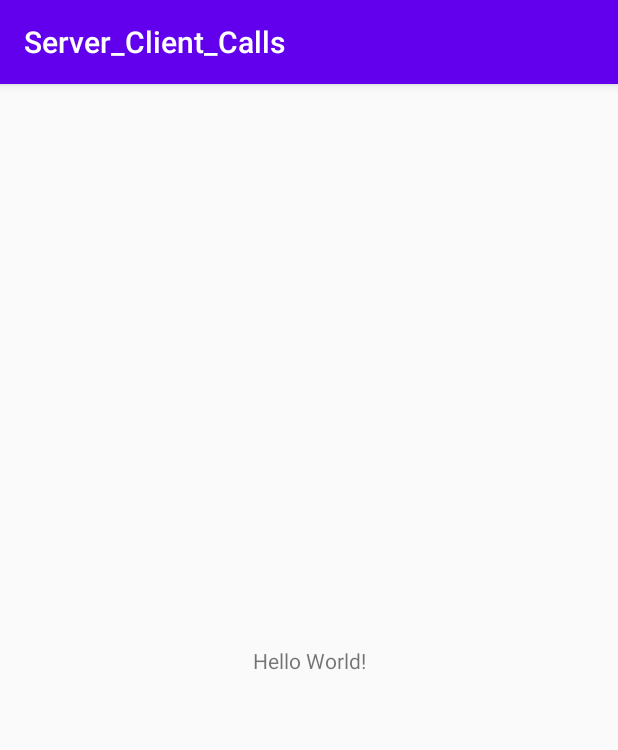
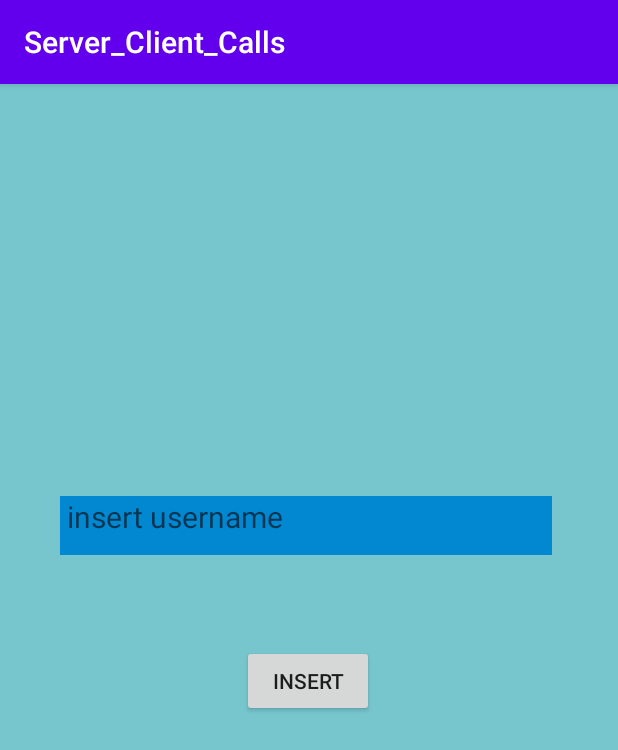
Before and after one commit to enavhasson/Server_Client_Calls, an Android app: the screen it shows after launch (MainActivity), on a phone screen of 412 x 824 dp. Shown: the top 750 px of the screen. Run offline under Robolectric (Android 15) with nearby library versions, the phone set to English and light mode, and no system bars.

Commit message:
basic init

```diff
--- a/app/build.gradle
+++ b/app/build.gradle
@@ -34,4 +34,9 @@ dependencies {
     testImplementation 'junit:junit:4.12'
     androidTestImplementation 'androidx.test.ext:junit:1.1.1'
     androidTestImplementation 'androidx.test.espresso:espresso-core:3.2.0'
+    implementation 'com.squareup.okhttp3:okhttp:3.12.1'
+    implementation 'com.squareup.retrofit2:retrofit:2.5.0'
+    implementation 'com.squareup.retrofit2:converter-gson:2.5.0'
+    implementation 'com.google.code.gson:gson:2.8.6'
+
 }
--- a/app/src/main/AndroidManifest.xml
+++ b/app/src/main/AndroidManifest.xml
@@ -1,7 +1,7 @@
 <?xml version="1.0" encoding="utf-8"?>
 <manifest xmlns:android="http://schemas.android.com/apk/res/android"
     package="com.example.server_client_calls">
-
+    <uses-permission android:name="android.permission.INTERNET" />
     <application
         android:allowBackup="true"
         android:icon="@mipmap/ic_launcher"
--- /dev/null
+++ b/app/src/main/java/com/example/server_client_calls/ClientServerActivity.kt
@@ -0,0 +1,4 @@
+package com.example.server_client_calls
+
+class ClientServerActivity {
+}
--- a/app/src/main/java/com/example/server_client_calls/MainActivity.kt
+++ b/app/src/main/java/com/example/server_client_calls/MainActivity.kt
@@ -1,12 +1,108 @@
 package com.example.server_client_calls
 
+import android.Manifest
+import android.content.Context
+import android.content.SharedPreferences
+import android.content.pm.PackageManager
 import androidx.appcompat.app.AppCompatActivity
 import android.os.Bundle
+import android.view.View
+import android.widget.Button
+import android.widget.TextView
+import android.widget.Toast
+import androidx.core.app.ActivityCompat
 
 class MainActivity : AppCompatActivity() {
+    private val PERMISSION_INTERNET_ID = 1
+    private val REGEX_VALID_USERNAME = "[a-zA-Z0-9]+"
+    private val INVALD_USERNAME_MES =
+        "username input ,allowed only letters and digits ,no whitespaces or special characters!!"
+    private val USERNAME_SP="username"
+    private lateinit var sp: SharedPreferences
+    private val SP_NAME = "main"
+    private lateinit var usernameTextView: TextView
+    private lateinit var insertButton: Button
 
     override fun onCreate(savedInstanceState: Bundle?) {
         super.onCreate(savedInstanceState)
         setContentView(R.layout.activity_main)
+
+        intentPermission()
+        sp = getSharedPreferences(SP_NAME, Context.MODE_PRIVATE)
+        initView()
+        initButton()
+    }
+
+    private fun initView() {
+        usernameTextView = findViewById(R.id.username_TV)
+        insertButton = findViewById(R.id.insert_button)
+    }
+
+    private fun initButton() {
+        insertButton.setOnClickListener(View.OnClickListener {
+            if (checkValidUS(usernameTextView.text.toString())) {
+                sp.edit().putString(USERNAME_SP,usernameTextView.text.toString()).apply()
+                login()
+            }
+            else{
+                Toast.makeText(
+                    applicationContext,
+                    INVALD_USERNAME_MES,
+                    Toast.LENGTH_LONG
+                ).show()
+            }
+        })
+    }
+
+    private fun login() {
+
+    }
+
+    private fun checkValidUS(username: String): Boolean {
+        return username.matches(Regex(REGEX_VALID_USERNAME))
+    }
+
+    private fun intentPermission() {
+        if (!checkPermission()) {
+            ActivityCompat.requestPermissions(
+                this,
+                arrayOf(Manifest.permission.INTERNET),
+                PERMISSION_INTERNET_ID
+            )
+        }
+    }
+
+    private fun checkPermission(): Boolean {
+        return ActivityCompat.checkSelfPermission(
+            this,
+            Manifest.permission.INTERNET
+        ) == PackageManager.PERMISSION_GRANTED
+    }
+
+    override fun onRequestPermissionsResult(
+        requestCode: Int,
+        permissions: Array<out String>,
+        grantResults: IntArray
+    ) {
+        if (requestCode == PERMISSION_INTERNET_ID) {
+            if (grantResults.isNotEmpty() && grantResults[0] == PackageManager.PERMISSION_GRANTED) {
+                // Granted. Start getting the location information
+                TODO()
+            } else {
+                // the user has denied our request! =-O
+                if (ActivityCompat.shouldShowRequestPermissionRationale(
+                        this, Manifest.permission.INTERNET
+                    )
+                ) {
+                    // reached here? means we asked the user for this permission more than once,
+                    // and they still refuse. This would be a good time to open up a dialog
+                    // explaining why we need this permission
+                    Toast.makeText(
+                        applicationContext,
+                        "App can't operate without INTERNET permission", Toast.LENGTH_LONG
+                    ).show()
+                }
+            }
+        }
     }
 }
--- /dev/null
+++ b/app/src/main/java/com/example/server_client_calls/ServerHolder.kt
@@ -0,0 +1,4 @@
+package com.example.server_client_calls
+
+class ServerHolder {
+}
--- a/app/src/main/res/layout/activity_main.xml
+++ b/app/src/main/res/layout/activity_main.xml
@@ -4,15 +4,34 @@
     xmlns:tools="http://schemas.android.com/tools"
     android:layout_width="match_parent"
     android:layout_height="match_parent"
+    android:background="#850097A7"
     tools:context=".MainActivity">
 
     <TextView
+        android:id="@+id/username_TV"
+        android:layout_width="328dp"
+        android:layout_height="39dp"
+        android:background="#0288D1"
+        android:hint="@string/hint_username"
+        android:textColor="#000000"
+        android:textSize="20sp"
+        app:layout_constraintBottom_toBottomOf="parent"
+        app:layout_constraintHorizontal_bias="0.474"
+        app:layout_constraintLeft_toLeftOf="parent"
+        app:layout_constraintRight_toRightOf="parent"
+        app:layout_constraintTop_toTopOf="parent"
+        app:layout_constraintVertical_bias="0.377" />
+
+    <Button
+        android:id="@+id/insert_button"
         android:layout_width="wrap_content"
         android:layout_height="wrap_content"
-        android:text="Hello World!"
-        app:layout_constraintBottom_toBottomOf="parent"
+        android:layout_marginTop="60dp"
+        android:text="@string/insert_button_text"
+        app:layout_constraintEnd_toEndOf="parent"
+        app:layout_constraintHorizontal_bias="0.498"
         app:layout_constraintLeft_toLeftOf="parent"
-        app:layout_constraintRight_toRightOf="parent"
-        app:layout_constraintTop_toTopOf="parent" />
+        app:layout_constraintStart_toStartOf="parent"
+        app:layout_constraintTop_toBottomOf="@+id/username_TV" />
 
 </androidx.constraintlayout.widget.ConstraintLayout>
--- a/app/src/main/res/values/strings.xml
+++ b/app/src/main/res/values/strings.xml
@@ -1,3 +1,5 @@
 <resources>
     <string name="app_name">Server_Client_Calls</string>
+    <string name="hint_username">" insert username "</string>
+    <string name="insert_button_text">" Insert "</string>
 </resources>
```
Also changed, not shown: app/src/main/java/com/example/server_client_calls/UserService.java (added, +26 -0 lines).
